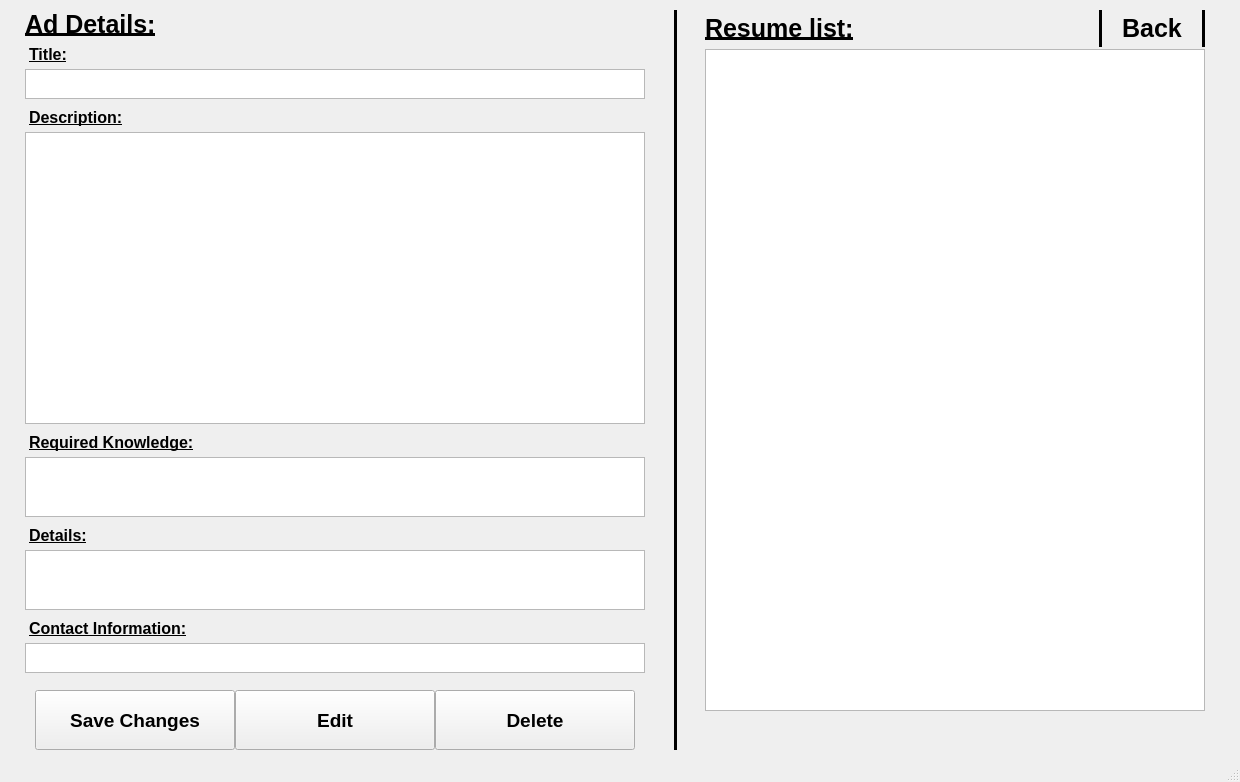
Qt form ui/My_Ads_Details.ui (IvnGenza/EasyJob_39) before a commit.
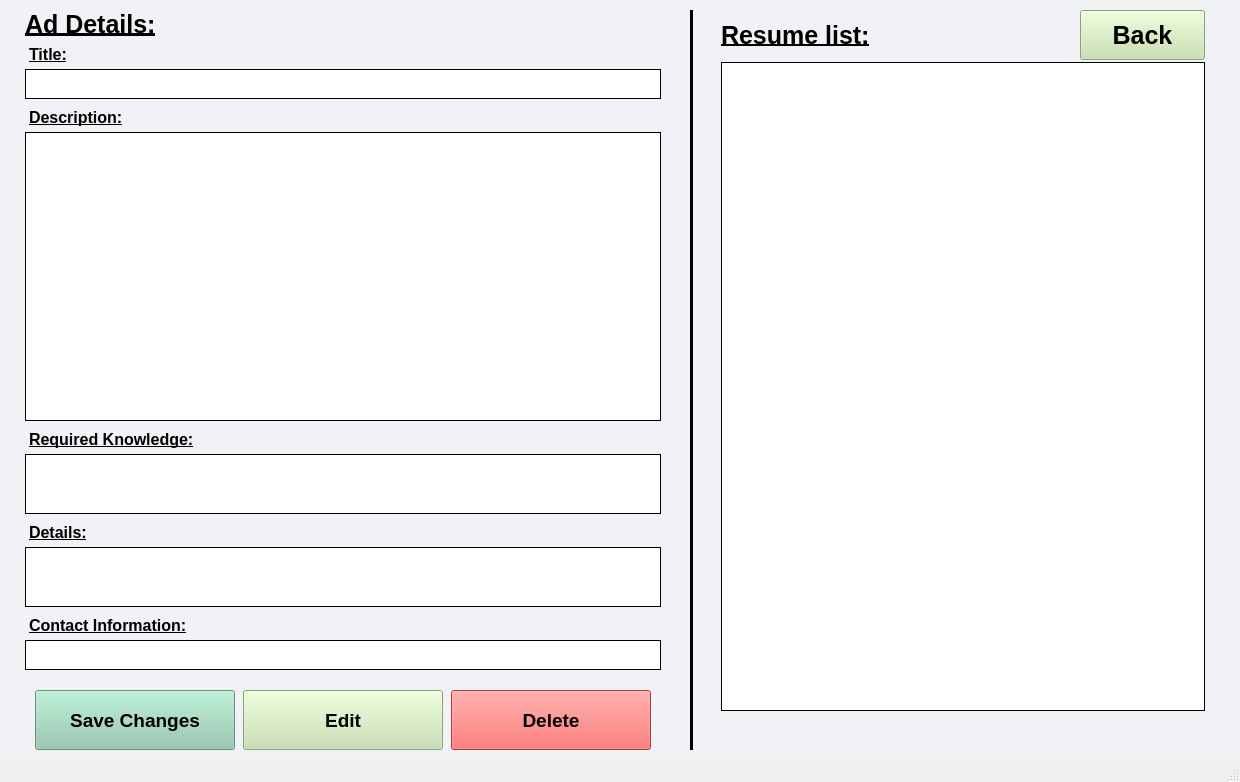
The same form after that commit.

Patch:
```diff
--- a/ui/My_Ads_Details.ui
+++ b/ui/My_Ads_Details.ui
@@ -26,6 +26,9 @@
    <string>MainWindow</string>
   </property>
   <widget class="QWidget" name="centralwidget">
+   <property name="styleSheet">
+    <string notr="true">background-color:#F0F2F5;</string>
+   </property>
    <layout class="QVBoxLayout" name="verticalLayout">
     <property name="spacing">
      <number>5</number>
@@ -101,6 +104,10 @@
             <pointsize>10</pointsize>
            </font>
           </property>
+          <property name="styleSheet">
+           <string notr="true">background-color:white;
+border:1px solid black;</string>
+          </property>
           <property name="readOnly">
            <bool>true</bool>
           </property>
@@ -145,6 +152,10 @@
             <bold>false</bold>
            </font>
           </property>
+          <property name="styleSheet">
+           <string notr="true">background-color:white;
+border:1px solid black;</string>
+          </property>
           <property name="readOnly">
            <bool>true</bool>
           </property>
@@ -191,6 +202,10 @@
             <bold>false</bold>
            </font>
           </property>
+          <property name="styleSheet">
+           <string notr="true">background-color:white;
+border:1px solid black;</string>
+          </property>
          </widget>
         </item>
         <item>
@@ -227,6 +242,10 @@
             <bold>false</bold>
            </font>
           </property>
+          <property name="styleSheet">
+           <string notr="true">background-color:white;
+border:1px solid black;</string>
+          </property>
          </widget>
         </item>
         <item>
@@ -262,18 +281,22 @@
             <bold>false</bold>
            </font>
           </property>
+          <property name="styleSheet">
+           <string notr="true">background-color:white;
+border:1px solid black;</string>
+          </property>
          </widget>
         </item>
         <item>
          <layout class="QHBoxLayout" name="horizontalLayout_4">
           <property name="spacing">
-           <number>0</number>
+           <number>8</number>
           </property>
           <property name="leftMargin">
            <number>10</number>
           </property>
           <property name="topMargin">
-           <number>12</number>
+           <number>15</number>
           </property>
           <property name="rightMargin">
            <number>10</number>
@@ -299,6 +322,9 @@
               <bold>true</bold>
              </font>
             </property>
+            <property name="styleSheet">
+             <string notr="true">background-color: #90C8AC;</string>
+            </property>
             <property name="text">
              <string>Save Changes</string>
             </property>
@@ -328,6 +354,9 @@
             <property name="cursor">
              <cursorShape>PointingHandCursor</cursorShape>
             </property>
+            <property name="styleSheet">
+             <string notr="true">background-color:#C4DFAA;</string>
+            </property>
             <property name="text">
              <string>Edit</string>
             </property>
@@ -357,6 +386,9 @@
             <property name="cursor">
              <cursorShape>PointingHandCursor</cursorShape>
             </property>
+            <property name="styleSheet">
+             <string notr="true">background-color:#EF5350;</string>
+            </property>
             <property name="text">
              <string>Delete</string>
             </property>
@@ -432,31 +464,12 @@
             </property>
            </spacer>
           </item>
-          <item>
-           <widget class="Line" name="line_2">
-            <property name="minimumSize">
-             <size>
-              <width>0</width>
-              <height>0</height>
-             </size>
-            </property>
-            <property name="frameShadow">
-             <enum>QFrame::Plain</enum>
-            </property>
-            <property name="lineWidth">
-             <number>3</number>
-            </property>
-            <property name="orientation">
-             <enum>Qt::Vertical</enum>
-            </property>
-           </widget>
-          </item>
           <item>
            <widget class="QPushButton" name="back_button">
             <property name="minimumSize">
              <size>
-              <width>100</width>
-              <height>0</height>
+              <width>125</width>
+              <height>50</height>
              </size>
             </property>
             <property name="font">
@@ -470,32 +483,13 @@
              <cursorShape>PointingHandCursor</cursorShape>
             </property>
             <property name="styleSheet">
-             <string notr="true"/>
+             <string notr="true">background-color:#C4DFAA;</string>
             </property>
             <property name="text">
              <string>Back</string>
             </property>
             <property name="flat">
-             <bool>true</bool>
-            </property>
-           </widget>
-          </item>
-          <item>
-           <widget class="Line" name="line_3">
-            <property name="font">
-             <font>
-              <weight>75</weight>
-              <bold>true</bold>
-             </font>
-            </property>
-            <property name="frameShadow">
-             <enum>QFrame::Plain</enum>
-            </property>
-            <property name="lineWidth">
-             <number>3</number>
-            </property>
-            <property name="orientation">
-             <enum>Qt::Vertical</enum>
+             <bool>false</bool>
             </property>
            </widget>
           </item>
@@ -515,7 +509,8 @@
            <cursorShape>PointingHandCursor</cursorShape>
           </property>
           <property name="styleSheet">
-           <string notr="true">font:24px;</string>
+           <string notr="true">font:24px;background-color:white;
+border:1px solid black;</string>
           </property>
          </widget>
         </item>
```
